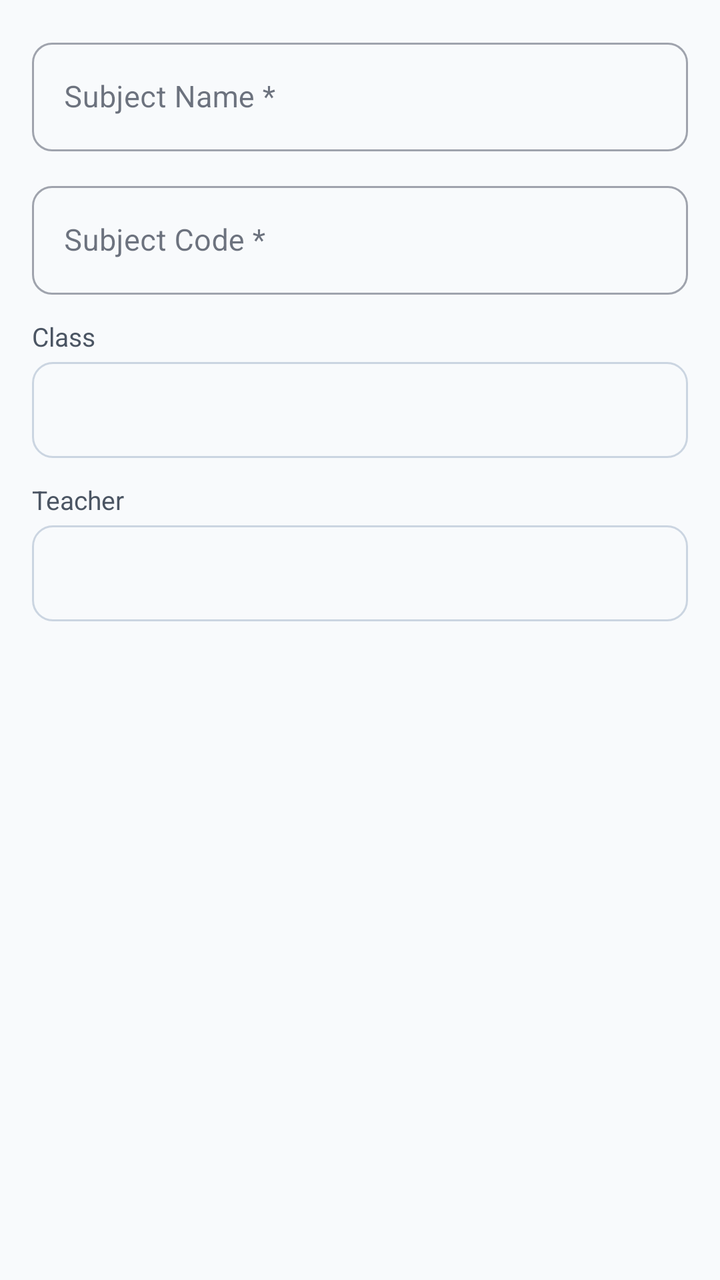
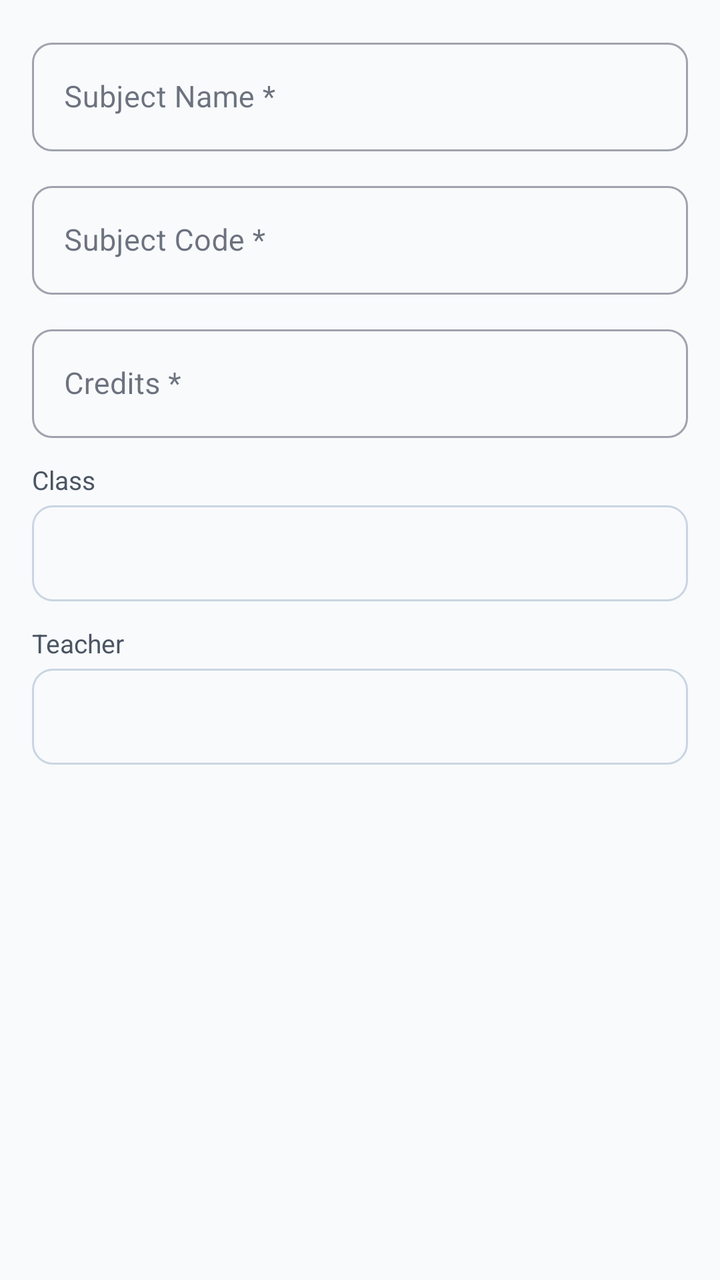

Before-and-after screenshots of an Android layout around one commit, followed by the original layout XML and the change that was made.
<!-- AndroidManifest.xml: application theme Theme.SmartAttend -->
<!-- res/layout/dialog_subject_form.xml -->
<?xml version="1.0" encoding="utf-8"?>
<ScrollView
    xmlns:android="http://schemas.android.com/apk/res/android"
    xmlns:app="http://schemas.android.com/apk/res-auto"
    android:layout_width="match_parent"
    android:layout_height="wrap_content">

    <LinearLayout
        android:layout_width="match_parent"
        android:layout_height="wrap_content"
        android:orientation="vertical"
        android:padding="16dp">

        <com.google.android.material.textfield.TextInputLayout
            android:layout_width="match_parent"
            android:layout_height="wrap_content"
            android:hint="Subject Name *"
            style="@style/Widget.MaterialComponents.TextInputLayout.OutlinedBox"
            app:boxCornerRadiusTopStart="10dp"
            app:boxCornerRadiusTopEnd="10dp"
            app:boxCornerRadiusBottomStart="10dp"
            app:boxCornerRadiusBottomEnd="10dp"
            android:layout_marginBottom="12dp">

            <com.google.android.material.textfield.TextInputEditText
                android:id="@+id/etName"
                android:layout_width="match_parent"
                android:layout_height="wrap_content"
                android:inputType="text"
                android:imeOptions="actionNext" />

        </com.google.android.material.textfield.TextInputLayout>

        <com.google.android.material.textfield.TextInputLayout
            android:layout_width="match_parent"
            android:layout_height="wrap_content"
            android:hint="Subject Code *"
            style="@style/Widget.MaterialComponents.TextInputLayout.OutlinedBox"
            app:boxCornerRadiusTopStart="10dp"
            app:boxCornerRadiusTopEnd="10dp"
            app:boxCornerRadiusBottomStart="10dp"
            app:boxCornerRadiusBottomEnd="10dp"
            android:layout_marginBottom="12dp">

            <com.google.android.material.textfield.TextInputEditText
                android:id="@+id/etCode"
                android:layout_width="match_parent"
                android:layout_height="wrap_content"
                android:inputType="textCapCharacters"
                android:imeOptions="actionNext" />

        </com.google.android.material.textfield.TextInputLayout>

        <TextView
            android:layout_width="wrap_content"
            android:layout_height="wrap_content"
            android:text="Class"
            android:textSize="13sp"
            android:textColor="@color/gray_600"
            android:layout_marginBottom="4dp" />

        <Spinner
            android:id="@+id/spinnerClass"
            android:layout_width="match_parent"
            android:layout_height="48dp"
            android:background="@drawable/bg_input_rounded"
            android:layout_marginBottom="12dp" />

        <TextView
            android:layout_width="wrap_content"
            android:layout_height="wrap_content"
            android:text="Teacher"
            android:textSize="13sp"
            android:textColor="@color/gray_600"
            android:layout_marginBottom="4dp" />

        <Spinner
            android:id="@+id/spinnerTeacher"
            android:layout_width="match_parent"
            android:layout_height="48dp"
            android:background="@drawable/bg_input_rounded"
            android:layout_marginBottom="4dp" />

    </LinearLayout>

</ScrollView>
<!-- resources referenced by this layout -->
<resources>
  <color name="gray_600">#4B5563</color>
  <!-- drawable bg_input_rounded (drawable) -->
  <?xml version="1.0" encoding="utf-8"?>
  <shape xmlns:android="http://schemas.android.com/apk/res/android"
      android:shape="rectangle">
      <solid android:color="@color/input_background" />
      <corners android:radius="10dp" />
      <stroke android:width="1dp" android:color="@color/input_border" />
  </shape>
  <color name="input_background">#F8FAFC</color>
  <color name="input_border">#CBD5E1</color>
  <color name="brand_primary">#2563EB</color>
  <color name="brand_primary_dark">#1D4ED8</color>
  <color name="white">#FFFFFF</color>
  <color name="violet_600">#7C3AED</color>
  <color name="violet_700">#6D28D9</color>
  <color name="surface">#FFFFFF</color>
  <color name="slate_900">#0F172A</color>
  <color name="surface_variant">#F8FAFC</color>
  <color name="background">#F8FAFC</color>
  <color name="gray_900">#111827</color>
  <color name="red_600">#DC2626</color>
  <style name="TextAppearance.SmartAttend.Body1" parent="TextAppearance.MaterialComponents.Body1">
          <item name="android:textSize">14sp</item>
          <item name="android:textColor">@color/gray_700</item>
          <item name="android:lineSpacingMultiplier">1.4</item>
      </style>
  <style name="TextAppearance.SmartAttend.Body2" parent="TextAppearance.MaterialComponents.Body2">
          <item name="android:textSize">12sp</item>
          <item name="android:textColor">@color/gray_500</item>
          <item name="android:lineSpacingMultiplier">1.3</item>
      </style>
  <style name="TextAppearance.SmartAttend.Subtitle1" parent="TextAppearance.MaterialComponents.Subtitle1">
          <item name="android:textSize">15sp</item>
          <item name="android:textColor">@color/gray_800</item>
          <item name="fontWeight">600</item>
      </style>
  <style name="TextAppearance.SmartAttend.Subtitle2" parent="TextAppearance.MaterialComponents.Subtitle2">
          <item name="android:textSize">13sp</item>
          <item name="android:textColor">@color/gray_600</item>
      </style>
  <style name="TextAppearance.SmartAttend.Headline6" parent="TextAppearance.MaterialComponents.Headline6">
          <item name="android:fontFamily">sans-serif-medium</item>
          <item name="android:textSize">18sp</item>
          <item name="android:textColor">@color/gray_900</item>
          <item name="fontWeight">700</item>
      </style>
  <style name="Widget.SmartAttend.Button" parent="Widget.MaterialComponents.Button">
          <item name="cornerRadius">12dp</item>
          <item name="android:textSize">14sp</item>
          <item name="android:textStyle">bold</item>
          <item name="android:paddingStart">20dp</item>
          <item name="android:paddingEnd">20dp</item>
          <item name="android:minHeight">48dp</item>
          <item name="backgroundTint">@color/brand_primary</item>
          <item name="rippleColor">@color/blue_700</item>
      </style>
  <style name="Widget.SmartAttend.Button.Outlined" parent="Widget.MaterialComponents.Button.OutlinedButton">
          <item name="cornerRadius">12dp</item>
          <item name="android:textSize">14sp</item>
          <item name="android:textStyle">bold</item>
          <item name="android:minHeight">48dp</item>
          <item name="strokeColor">@color/brand_primary</item>
          <item name="android:textColor">@color/brand_primary</item>
      </style>
  <style name="Widget.SmartAttend.BottomNavigation" parent="Widget.MaterialComponents.BottomNavigationView">
          <item name="itemIconTint">@color/bottom_nav_color</item>
          <item name="itemTextColor">@color/bottom_nav_color</item>
          <item name="elevation">8dp</item>
      </style>
  <color name="gray_700">#374151</color>
  <color name="gray_500">#6B7280</color>
  <color name="gray_800">#1F2937</color>
  <color name="blue_700">#1D4ED8</color>
  <color name="divider">#E2E8F0</color>
  <!-- unchanged entries left out for length: 2 -->
</resources>

<!-- the commit's change to res/layout/dialog_subject_form.xml (unified diff, before → after) -->
@@ -51,6 +51,26 @@
 
         </com.google.android.material.textfield.TextInputLayout>
 
+        <com.google.android.material.textfield.TextInputLayout
+            android:layout_width="match_parent"
+            android:layout_height="wrap_content"
+            android:hint="Credits *"
+            style="@style/Widget.MaterialComponents.TextInputLayout.OutlinedBox"
+            app:boxCornerRadiusTopStart="10dp"
+            app:boxCornerRadiusTopEnd="10dp"
+            app:boxCornerRadiusBottomStart="10dp"
+            app:boxCornerRadiusBottomEnd="10dp"
+            android:layout_marginBottom="12dp">
+
+            <com.google.android.material.textfield.TextInputEditText
+                android:id="@+id/etCredits"
+                android:layout_width="match_parent"
+                android:layout_height="wrap_content"
+                android:inputType="number"
+                android:imeOptions="actionNext" />
+
+        </com.google.android.material.textfield.TextInputLayout>
+
         <TextView
             android:layout_width="wrap_content"
             android:layout_height="wrap_content"
